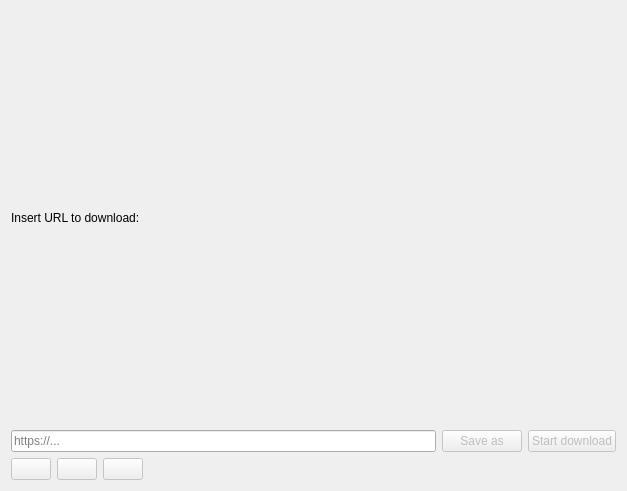
Qt form gui/ui/downloadWidget.ui (ClaudiaRaffaelli/FileDownloader) before a commit.
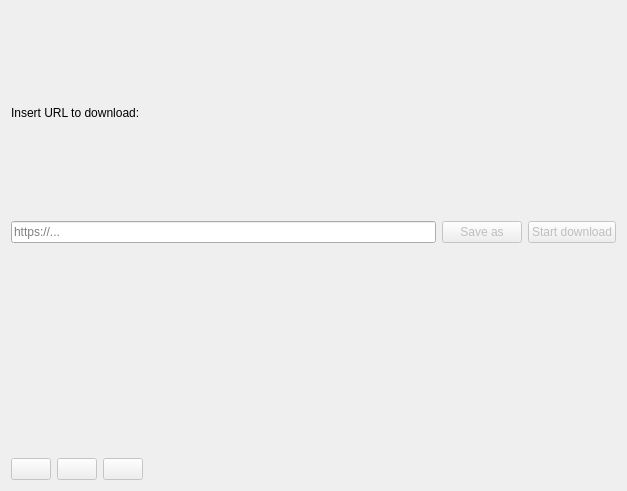
The same form after that commit. Icons and pictures are not drawn.

Diff of the .ui file:
```diff
--- a/gui/ui/downloadWidget.ui
+++ b/gui/ui/downloadWidget.ui
@@ -74,6 +74,16 @@
          </item>
         </layout>
        </item>
+       <item>
+        <widget class="QLabel" name="errorLabel">
+         <property name="styleSheet">
+          <string notr="true">color : red; </string>
+         </property>
+         <property name="text">
+          <string/>
+         </property>
+        </widget>
+       </item>
        <item>
         <layout class="QHBoxLayout" name="horizontalLayout">
          <item>
```
